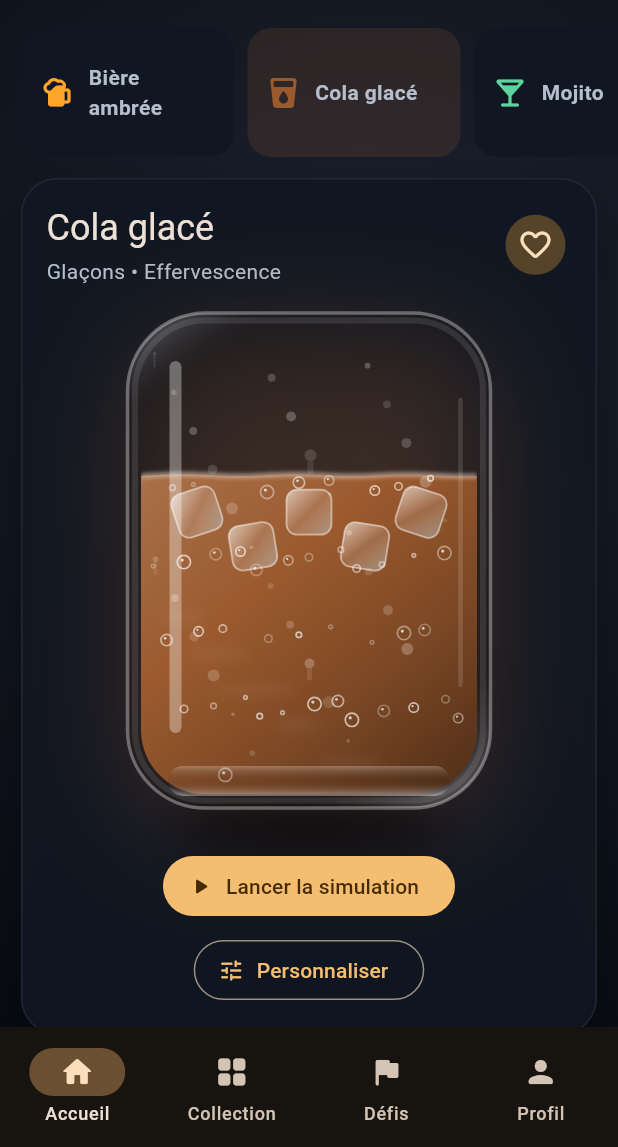
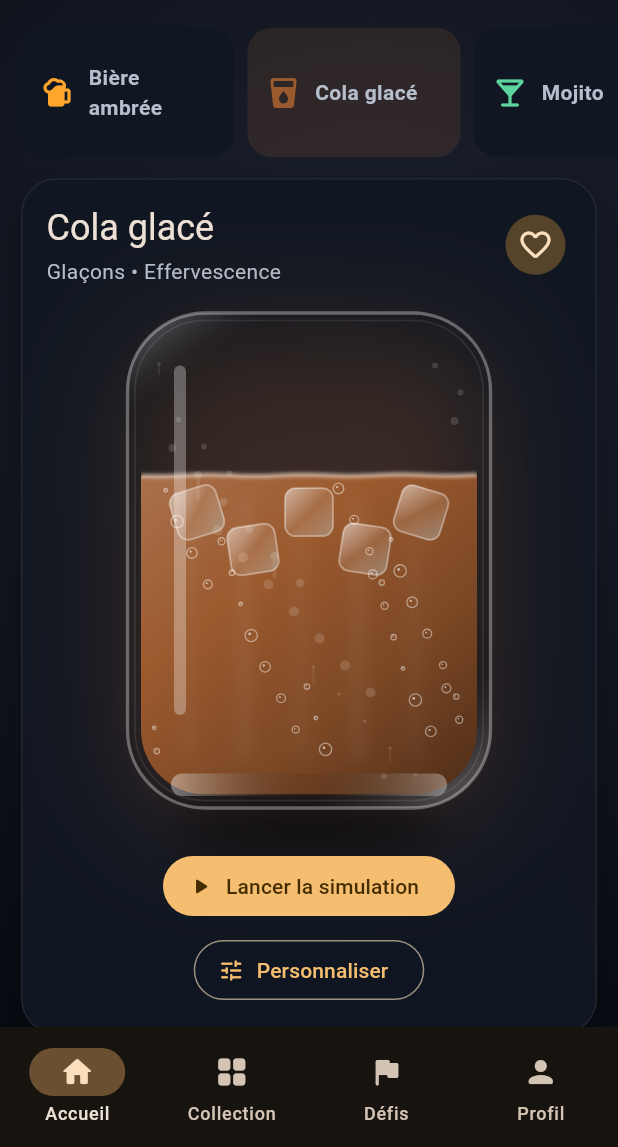
Before and after one commit to Neo52000/drinkverse, a Flutter app: the screen it shows after launch, after a tap on "Cola glacé", on a phone screen of 412 x 824 dp, the part 89-1236 px from its top. Run offline on Flutter 3.47's test engine with Material 3 defaults, Android fonts, the phone set to English and light mode, and no system bars; our stand-ins replace sensors_plus.

Commit message:
Fix tilt direction and refine immersive liquid physics

```diff
--- a/lib/widgets/drink_glass.dart
+++ b/lib/widgets/drink_glass.dart
@@ -29,7 +29,8 @@ class DrinkGlass extends StatefulWidget {
 
 class _DrinkGlassState extends State<DrinkGlass>
     with SingleTickerProviderStateMixin {
-  static const int _pointCount = 29;
+  static const int _pointCount = 33;
+  static const double _dt = 1 / 60;
 
   late final AnimationController _controller;
   late final List<double> _surface;
@@ -41,6 +42,7 @@ class _DrinkGlassState extends State<DrinkGlass>
 
   double _targetTilt = 0;
   double _smoothedTilt = 0;
+  double _tiltVelocity = 0;
   double _motionEnergy = 0;
   double _foamEnergy = 0;
   double _lastGyroMagnitude = 0;
@@ -56,7 +58,7 @@ class _DrinkGlassState extends State<DrinkGlass>
 
     _controller = AnimationController(
       vsync: this,
-      duration: const Duration(seconds: 8),
+      duration: const Duration(seconds: 10),
     )
       ..addListener(_stepPhysics)
       ..repeat();
@@ -70,7 +72,11 @@ class _DrinkGlassState extends State<DrinkGlass>
     ).listen(
       (event) {
         _sensorActive = true;
-        _targetTilt = (-event.x / 9.81).clamp(-1.0, 1.0);
+
+        // Sur Android en mode portrait, event.x augmente quand le côté gauche
+        // du téléphone descend. La surface du liquide doit monter de ce côté.
+        // Le signe positif corrige l'inversion observée sur le Samsung testé.
+        _targetTilt = (event.x / 9.81).clamp(-1.0, 1.0);
       },
       onError: (_) => _sensorActive = false,
       cancelOnError: false,
@@ -82,19 +88,23 @@ class _DrinkGlassState extends State<DrinkGlass>
       (event) {
         final magnitude = math.sqrt(
           event.x * event.x + event.y * event.y + event.z * event.z,
-        ).clamp(0.0, 15.0);
+        ).clamp(0.0, 16.0);
+
         final impulse = (magnitude - _lastGyroMagnitude).abs();
         _lastGyroMagnitude = magnitude;
 
-        final normalized = (magnitude / 8).clamp(0.0, 1.0);
+        final normalized = (magnitude / 7.5).clamp(0.0, 1.0);
         _motionEnergy = math.max(_motionEnergy, normalized);
-        _foamEnergy = math.max(_foamEnergy, (normalized * 1.18).clamp(0.0, 1.0));
+        _foamEnergy = math.max(
+          _foamEnergy,
+          (normalized * 1.25).clamp(0.0, 1.0),
+        );
 
-        final direction = (event.y * 0.8 + event.z * 0.35).clamp(-7.0, 7.0);
-        _injectImpulse(direction * 0.42, event.x);
+        final direction = (event.y * 0.85 + event.z * 0.35).clamp(-8.0, 8.0);
+        _injectImpulse(direction * 0.48, event.x);
 
-        if ((widget.drink.ice && impulse > 1.25) ||
-            (widget.drink.foam && impulse > 2.1)) {
+        if ((widget.drink.ice && impulse > 1.2) ||
+            (widget.drink.foam && impulse > 2.0)) {
           _playMotionFeedback();
         }
       },
@@ -106,15 +116,15 @@ class _DrinkGlassState extends State<DrinkGlass>
   void _injectImpulse(double strength, double lateralAxis) {
     final center = lateralAxis >= 0 ? _pointCount * 2 ~/ 3 : _pointCount ~/ 3;
     for (var i = 0; i < _pointCount; i++) {
-      final distance = (i - center).abs();
-      final influence = math.exp(-distance * distance / 28);
+      final distance = (i - center).toDouble();
+      final influence = math.exp(-(distance * distance) / 34);
       _velocity[i] += strength * influence;
     }
   }
 
   void _playMotionFeedback() {
     final now = DateTime.now();
-    if (now.difference(_lastFeedback).inMilliseconds < 360) return;
+    if (now.difference(_lastFeedback).inMilliseconds < 380) return;
     _lastFeedback = now;
     SystemSound.play(SystemSoundType.click);
     HapticFeedback.lightImpact();
@@ -123,33 +133,37 @@ class _DrinkGlassState extends State<DrinkGlass>
   void _stepPhysics() {
     if (!mounted || widget.paused) return;
 
-    const dt = 1 / 60;
-    final fallback = math.sin(_controller.value * math.pi * 2) * 0.012;
+    final fallback = math.sin(_controller.value * math.pi * 2) * 0.008;
     final desiredTilt = _sensorActive ? _targetTilt : fallback;
-    _smoothedTilt += (desiredTilt - _smoothedTilt) * 0.10;
 
-    // Surface discrétisée : chaque point est relié à ses voisins et à une
-    // position d'équilibre inclinée. Ce modèle produit des rebonds locaux,
-    // une propagation des vagues et une inertie plus crédible.
+    // Filtre ressort pour éviter l'effet "capteur collé".
+    final tiltAcceleration = (desiredTilt - _smoothedTilt) * 30 -
+        _tiltVelocity * 8.2;
+    _tiltVelocity += tiltAcceleration * _dt;
+    _smoothedTilt += _tiltVelocity * _dt;
+
+    // Surface discrétisée : ressort vertical + couplage entre voisins.
     for (var i = 0; i < _pointCount; i++) {
       final normalizedX = i / (_pointCount - 1) * 2 - 1;
-      final equilibrium = normalizedX * _smoothedTilt * 48;
+      final equilibrium = normalizedX * _smoothedTilt * 54;
       final left = i == 0 ? _surface[i] : _surface[i - 1];
       final right = i == _pointCount - 1 ? _surface[i] : _surface[i + 1];
-      final neighborForce = (left + right - 2 * _surface[i]) * 25;
-      final springForce = (equilibrium - _surface[i]) * 18;
-      final dampingForce = -_velocity[i] * 4.6;
+
+      final neighborForce = (left + right - 2 * _surface[i]) * 29;
+      final springForce = (equilibrium - _surface[i]) * 17;
+      final dampingForce = -_velocity[i] * 4.25;
       final acceleration = neighborForce + springForce + dampingForce;
-      _velocity[i] += acceleration * dt;
-      _nextSurface[i] = _surface[i] + _velocity[i] * dt;
+
+      _velocity[i] += acceleration * _dt;
+      _nextSurface[i] = _surface[i] + _velocity[i] * _dt;
     }
 
     for (var i = 0; i < _pointCount; i++) {
       _surface[i] = _nextSurface[i];
     }
 
-    _motionEnergy *= 0.972;
-    _foamEnergy *= 0.988;
+    _motionEnergy *= 0.974;
+    _foamEnergy *= 0.989;
     if (_motionEnergy < 0.001) _motionEnergy = 0;
     if (_foamEnergy < 0.001) _foamEnergy = 0;
 
@@ -213,7 +227,7 @@ class DrinkGlassPainter extends CustomPainter {
     final glass = RRect.fromRectAndRadius(body, const Radius.circular(52));
     final inner = glass.deflate(9);
 
-    _drawAmbientShadow(canvas, glass);
+    _drawShadow(canvas, glass);
     _drawRearGlass(canvas, glass);
 
     canvas.save();
@@ -222,7 +236,7 @@ class DrinkGlassPainter extends CustomPainter {
     if (drink.ice) _drawIce(canvas, size, inner);
     if (bubbles) _drawBubbles(canvas, size, inner);
     if (drink.foam) _drawFoam(canvas, size, inner);
-    _drawLiquidCaustics(canvas, size, inner);
+    _drawLightRays(canvas, size, inner);
     if (condensation) _drawCondensation(canvas, inner);
     canvas.restore();
 
@@ -240,16 +254,19 @@ class DrinkGlassPainter extends CustomPainter {
     final scaled = ratio * (surface.length - 1);
     final low = scaled.floor().clamp(0, surface.length - 1);
     final high = math.min(low + 1, surface.length - 1);
-    final t = scaled - low;
-    final displacement = surface[low] * (1 - t) + surface[high] * t;
-    final microWave = math.sin(ratio * math.pi * 6 + progress * math.pi * 2.4) *
-        (0.6 + motionEnergy * 2.5);
+    final interpolation = scaled - low;
+    final displacement =
+        surface[low] * (1 - interpolation) + surface[high] * interpolation;
+    final microWave = math.sin(
+          ratio * math.pi * 7 + progress * math.pi * 2.2,
+        ) *
+        (0.45 + motionEnergy * 2.2);
     return _baseTop(size) + displacement + microWave;
   }
 
   Path _liquidPath(Size size, RRect inner) {
     final path = Path();
-    const segments = 84;
+    const segments = 90;
     for (var i = 0; i <= segments; i++) {
       final x = inner.left + inner.width * i / segments;
       final y = _surfaceAt(x, inner, size);
@@ -261,9 +278,9 @@ class DrinkGlassPainter extends CustomPainter {
       ..close();
   }
 
-  void _drawAmbientShadow(Canvas canvas, RRect glass) {
+  void _drawShadow(Canvas canvas, RRect glass) {
     canvas.drawRRect(
-      glass.shift(const Offset(0, 13)),
+      glass.shift(const Offset(0, 14)),
       Paint()
         ..color = drink.color.withValues(alpha: 0.30)
         ..maskFilter = const MaskFilter.blur(BlurStyle.normal, 38),
@@ -302,66 +319,74 @@ class DrinkGlassPainter extends CustomPainter {
   void _drawLiquid(Canvas canvas, Size size, RRect inner) {
     final path = _liquidPath(size, inner);
     final top = _baseTop(size);
+
     canvas.drawPath(
       path,
       Paint()
         ..shader = LinearGradient(
           begin: Alignment.topLeft,
           end: Alignment.bottomRight,
-          stops: const [0, 0.13, 0.42, 0.72, 1],
+          stops: const [0, 0.12, 0.40, 0.72, 1],
           colors: [
-            Color.lerp(drink.color, Colors.white, 0.35)!,
-            Color.lerp(drink.color, Colors.white, 0.12)!,
+            Color.lerp(drink.color, Colors.white, 0.38)!,
+            Color.lerp(drink.color, Colors.white, 0.13)!,
             drink.color,
             Color.lerp(drink.color, Colors.black, 0.22)!,
             Color.lerp(drink.color, Colors.black, 0.50)!,
           ],
         ).createShader(
-          Rect.fromLTWH(inner.left, top - 45, inner.width, inner.bottom - top + 45),
+          Rect.fromLTWH(
+            inner.left,
+            top - 45,
+            inner.width,
+            inner.bottom - top + 45,
+          ),
         ),
     );
 
     final surfacePath = Path();
-    const segments = 84;
+    const segments = 90;
     for (var i = 0; i <= segments; i++) {
       final x = inner.left + inner.width * i / segments;
       final y = _surfaceAt(x, inner, size);
       i == 0 ? surfacePath.moveTo(x, y) : surfacePath.lineTo(x, y);
     }
+
     canvas.drawPath(
       surfacePath,
       Paint()
-        ..color = Color.lerp(drink.color, Colors.white, 0.58)!
-            .withValues(alpha: 0.92)
+        ..color = Color.lerp(drink.color, Colors.white, 0.60)!
+            .withValues(alpha: 0.94)
         ..style = PaintingStyle.stroke
-        ..strokeWidth = 2.4
-        ..maskFilter = const MaskFilter.blur(BlurStyle.normal, 1.4),
+        ..strokeWidth = 2.5
+        ..maskFilter = const MaskFilter.blur(BlurStyle.normal, 1.3),
     );
   }
 
   void _drawFoam(Canvas canvas, Size size, RRect inner) {
-    final layers = 2 + (foamEnergy * 3).round();
-    final foamBase = Paint()
-      ..color = const Color(0xFFF9EACB).withValues(alpha: 0.97);
-    final foamShade = Paint()
-      ..color = const Color(0xFFC59A5F).withValues(alpha: 0.30);
-
+    final layers = 2 + (foamEnergy * 4).round();
     for (var layer = 0; layer < layers; layer++) {
-      final count = 25 + layer * 5;
+      final count = 25 + layer * 4;
       for (var i = 0; i < count; i++) {
         final ratio = (i + 0.5) / count;
-        final x = inner.left + 4 + ratio * (inner.width - 8);
-        final surfaceY = _surfaceAt(x, inner, size);
-        final randomWave = math.sin(i * 2.17 + layer * 1.9 + progress * 4) * 2;
-        final y = surfaceY - 3 - layer * 7 + randomWave;
-        final radius = 3.2 + ((i * 13 + layer * 7) % 6) * 0.72 + foamEnergy;
-        canvas.drawCircle(Offset(x + 1, y + 2), radius, foamShade);
-        canvas.drawCircle(Offset(x, y), radius, foamBase);
-        if ((i + layer) % 5 == 0) {
+        final x = inner.left + ratio * inner.width;
+        final y = _surfaceAt(x, inner, size) - 2 - layer * 5.1;
+        final radius = 3.2 + ((i * 19 + layer * 7) % 5) * 0.75;
+        canvas.drawCircle(
+          Offset(x + 1, y + 2),
+          radius,
+          Paint()..color = const Color(0xFFC49457).withValues(alpha: 0.25),
+        );
+        canvas.drawCircle(
+          Offset(x, y),
+          radius,
+          Paint()..color = const Color(0xFFF9EBCF).withValues(alpha: 0.96),
+        );
+        if ((i + layer) % 4 == 0) {
           canvas.drawCircle(
-            Offset(x - radius * 0.27, y - radius * 0.3),
-            radius * 0.23,
-            Paint()..color = Colors.white.withValues(alpha: 0.85),
+            Offset(x - radius * 0.25, y - radius * 0.3),
+            radius * 0.22,
+            Paint()..color = Colors.white.withValues(alpha: 0.82),
           );
         }
       }
@@ -369,45 +394,46 @@ class DrinkGlassPainter extends CustomPainter {
   }
 
   void _drawBubbles(Canvas canvas, Size size, RRect inner) {
-    final count = 42 + (motionEnergy * 30).round();
+    final top = _baseTop(size);
+    final count = 34 + (motionEnergy * 18).round();
     for (var i = 0; i < count; i++) {
-      final seedX = ((i * 47) % 997) / 997;
-      final speed = 0.28 + (i % 7) * 0.075;
-      final cycle = (progress * speed * 8 + i * 0.071) % 1;
-      final x = inner.left + 10 + seedX * (inner.width - 20) +
-          math.sin(cycle * math.pi * 2 + i) * (2 + motionEnergy * 5);
-      final surfaceY = _surfaceAt(x, inner, size);
-      final y = inner.bottom - 12 - cycle * (inner.bottom - surfaceY - 14);
-      final radius = 1.2 + (i % 6) * 0.65;
-      final alpha = 0.30 + (i % 4) * 0.12;
+      final seed = i * 97;
+      final xRatio = ((seed % 101) / 101.0);
+      final speed = 0.32 + (i % 7) * 0.07;
+      final cycle = (progress * speed * 10 + i * 0.071) % 1;
+      final x = inner.left + 8 + xRatio * (inner.width - 16) +
+          math.sin(progress * math.pi * 2 + i) * 2.5;
+      final y = inner.bottom - 12 - cycle * (inner.bottom - top - 18);
+      final radius = 1.2 + (i % 6) * 0.58;
+
       canvas.drawCircle(
         Offset(x, y),
         radius,
         Paint()
-          ..color = Colors.white.withValues(alpha: alpha)
+          ..color = Colors.white.withValues(alpha: 0.44)
           ..style = PaintingStyle.stroke
-          ..strokeWidth = 1.1,
+          ..strokeWidth = 0.9,
       );
-      if (radius > 3.1) {
-        canvas.drawCircle(
-          Offset(x - radius * 0.25, y - radius * 0.3),
-          radius * 0.24,
-          Paint()..color = Colors.white.withValues(alpha: 0.72),
-        );
-      }
+      canvas.drawCircle(
+        Offset(x - radius * 0.25, y - radius * 0.25),
+        math.max(0.45, radius * 0.22),
+        Paint()..color = Colors.white.withValues(alpha: 0.60),
+      );
     }
   }
 
   void _drawIce(Canvas canvas, Size size, RRect inner) {
     for (var i = 0; i < 5; i++) {
       final ratio = (i + 1) / 6;
-      final x = inner.left + inner.width * ratio + surface[i * 5] * 0.35;
-      final y = _surfaceAt(x, inner, size) + 25 + (i % 2) * 22;
+      final x = inner.left + inner.width * ratio;
+      final surfaceY = _surfaceAt(x, inner, size);
+      final y = surfaceY + 25 + (i % 2) * 24 + motionEnergy * (i - 2) * 4;
+
       canvas.save();
       canvas.translate(x, y);
-      canvas.rotate((i - 2) * 0.16 + surface[i * 5] * 0.008);
+      canvas.rotate((i - 2) * 0.15 + surface[i * 5] * 0.004);
       final cube = RRect.fromRectAndRadius(
-        const Rect.fromLTWH(-15, -15, 30, 30),
+        const Rect.fromLTWH(-16, -16, 32, 32),
         const Radius.circular(7),
       );
       canvas.drawRRect(
@@ -416,13 +442,13 @@ class DrinkGlassPainter extends CustomPainter {
           ..shader = const LinearGradient(
             begin: Alignment.topLeft,
             end: Alignment.bottomRight,
-            colors: [Color(0x99FFFFFF), Color(0x22FFFFFF), Color(0x66BDE8FF)],
+            colors: [Color(0x88FFFFFF), Color(0x18FFFFFF), Color(0x55BDEBFF)],
           ).createShader(cube.outerRect),
       );
       canvas.drawRRect(
         cube,
         Paint()
-          ..color = Colors.white.withValues(alpha: 0.48)
+          ..color = Colors.white.withValues(alpha: 0.38)
           ..style = PaintingStyle.stroke
           ..strokeWidth = 1.2,
       );
@@ -430,39 +456,38 @@ class DrinkGlassPainter extends CustomPainter {
     }
   }
 
-  void _drawLiquidCaustics(Canvas canvas, Size size, RRect inner) {
-    for (var i = 0; i < 7; i++) {
-      final x = inner.left + 20 + i * (inner.width - 40) / 6;
-      final top = _surfaceAt(x, inner, size) + 15;
-      canvas.drawOval(
-        Rect.fromCenter(
-          center: Offset(x + math.sin(progress * 6 + i) * 8, top + 80 + i * 24),
-          width: 30 + i % 3 * 12,
-          height: 7,
+  void _drawLightRays(Canvas canvas, Size size, RRect inner) {
+    final top = _baseTop(size);
+    for (var i = 0; i < 5; i++) {
+      final x = inner.left + 26 + i * 38.0;
+      canvas.drawRRect(
+        RRect.fromRectAndRadius(
+          Rect.fromLTWH(x, top + 14, 9, inner.bottom - top - 36),
+          const Radius.circular(5),
         ),
         Paint()
-          ..color = Colors.white.withValues(alpha: 0.055)
-          ..maskFilter = const MaskFilter.blur(BlurStyle.normal, 4),
+          ..color = Colors.white.withValues(alpha: 0.035 + (i % 2) * 0.018)
+          ..maskFilter = const MaskFilter.blur(BlurStyle.normal, 5),
       );
     }
   }
 
   void _drawCondensation(Canvas canvas, RRect inner) {
-    for (var i = 0; i < 30; i++) {
-      final x = inner.left + 9 + ((i * 59) % 941) / 941 * (inner.width - 18);
-      final y = inner.top + 18 + ((i * 83) % 887) / 887 * (inner.height - 36);
-      final radius = 1.2 + (i % 5) * 0.7;
+    for (var i = 0; i < 28; i++) {
+      final x = inner.left + 12 + ((i * 47) % 205).toDouble();
+      final y = inner.top + 25 + ((i * 73) % 310).toDouble();
+      final radius = 1.2 + (i % 4) * 0.72;
       canvas.drawCircle(
         Offset(x, y),
         radius,
-        Paint()..color = Colors.white.withValues(alpha: 0.14 + (i % 3) * 0.05),
+        Paint()..color = Colors.white.withValues(alpha: 0.14),
       );
-      if (i % 8 == 0) {
+      if (i % 6 == 0) {
         canvas.drawLine(
           Offset(x, y + radius),
-          Offset(x, y + radius + 8 + i % 4 * 3),
+          Offset(x, y + radius + 6 + i % 10),
           Paint()
-            ..color = Colors.white.withValues(alpha: 0.10)
+            ..color = Colors.white.withValues(alpha: 0.08)
             ..strokeWidth = radius,
         );
       }
@@ -473,48 +498,37 @@ class DrinkGlassPainter extends CustomPainter {
     canvas.drawRRect(
       glass,
       Paint()
-        ..color = Colors.white.withValues(alpha: 0.34)
+        ..color = Colors.white.withValues(alpha: 0.33)
         ..style = PaintingStyle.stroke
-        ..strokeWidth = 2.3,
+        ..strokeWidth = 2.2,
     );
     canvas.drawRRect(
       glass.deflate(5),
       Paint()
-        ..color = Colors.white.withValues(alpha: 0.10)
+        ..color = Colors.white.withValues(alpha: 0.09)
         ..style = PaintingStyle.stroke
-        ..strokeWidth = 4,
+        ..strokeWidth = 1.1,
     );
     canvas.drawLine(
-      Offset(body.left + 32, body.top + 36),
-      Offset(body.left + 32, body.bottom - 54),
+      Offset(body.left + 35, body.top + 39),
+      Offset(body.left + 35, body.bottom - 66),
       Paint()
-        ..color = Colors.white.withValues(alpha: 0.34)
+        ..color = Colors.white.withValues(alpha: 0.30)
         ..strokeWidth = 8
-        ..strokeCap = StrokeCap.round,
-    );
-    canvas.drawLine(
-      Offset(body.right - 20, body.top + 58),
-      Offset(body.right - 20, body.bottom - 82),
-      Paint()
-        ..color = Colors.white.withValues(alpha: 0.13)
-        ..strokeWidth = 3
         ..strokeCap = StrokeCap.round,
     );
   }
 
   void _drawBase(Canvas canvas, Size size) {
-    final base = RRect.fromRectAndRadius(
-      Rect.fromLTWH(49, size.height - 48, size.width - 98, 20),
-      const Radius.circular(10),
-    );
     canvas.drawRRect(
-      base,
+      RRect.fromRectAndRadius(
+        Rect.fromLTWH(51, size.height - 43, size.width - 102, 15),
+        const Radius.circular(8),
+      ),
       Paint()
         ..shader = const LinearGradient(
-          begin: Alignment.topCenter,
-          end: Alignment.bottomCenter,
-          colors: [Color(0x44FFFFFF), Color(0x10000000), Color(0x66FFFFFF)],
-        ).createShader(base.outerRect),
+          colors: [Color(0x66FFFFFF), Color(0x10000000), Color(0x55FFFFFF)],
+        ).createShader(Rect.fromLTWH(51, size.height - 43, size.width - 102, 15)),
     );
   }
 
@@ -522,11 +536,11 @@ class DrinkGlassPainter extends CustomPainter {
   bool shouldRepaint(covariant DrinkGlassPainter oldDelegate) {
     return oldDelegate.progress != progress ||
         oldDelegate.drink != drink ||
+        oldDelegate.surface != surface ||
         oldDelegate.motionEnergy != motionEnergy ||
         oldDelegate.foamEnergy != foamEnergy ||
         oldDelegate.fillLevel != fillLevel ||
         oldDelegate.bubbles != bubbles ||
-        oldDelegate.condensation != condensation ||
-        oldDelegate.surface != surface;
+        oldDelegate.condensation != condensation;
   }
 }
```
